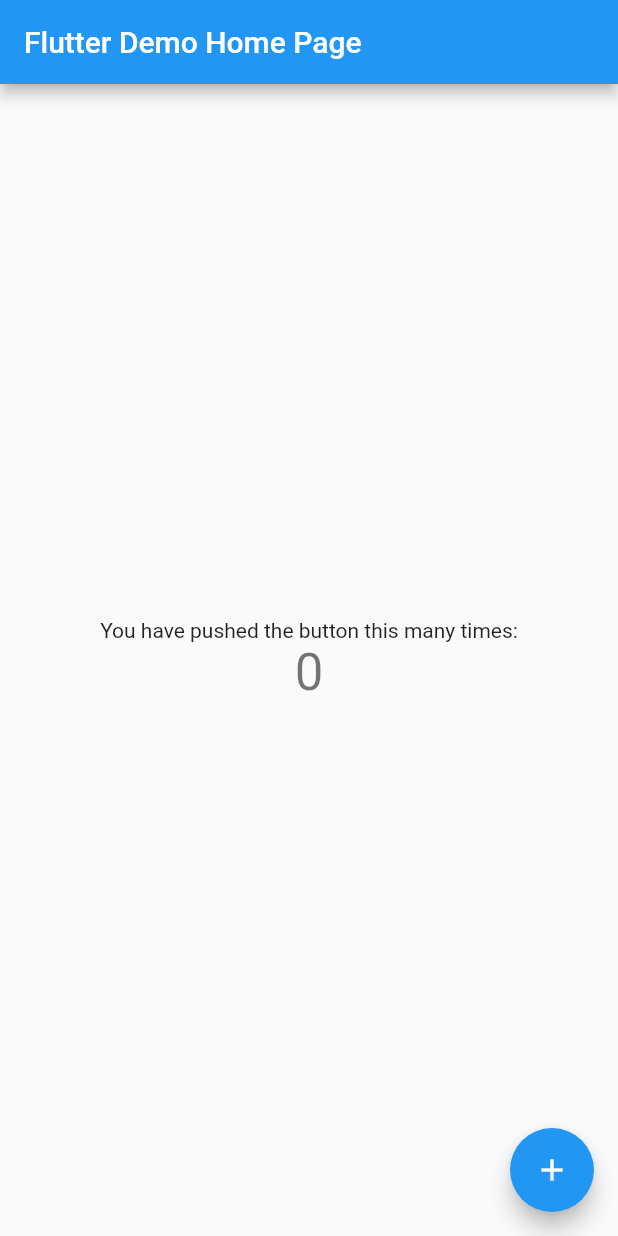
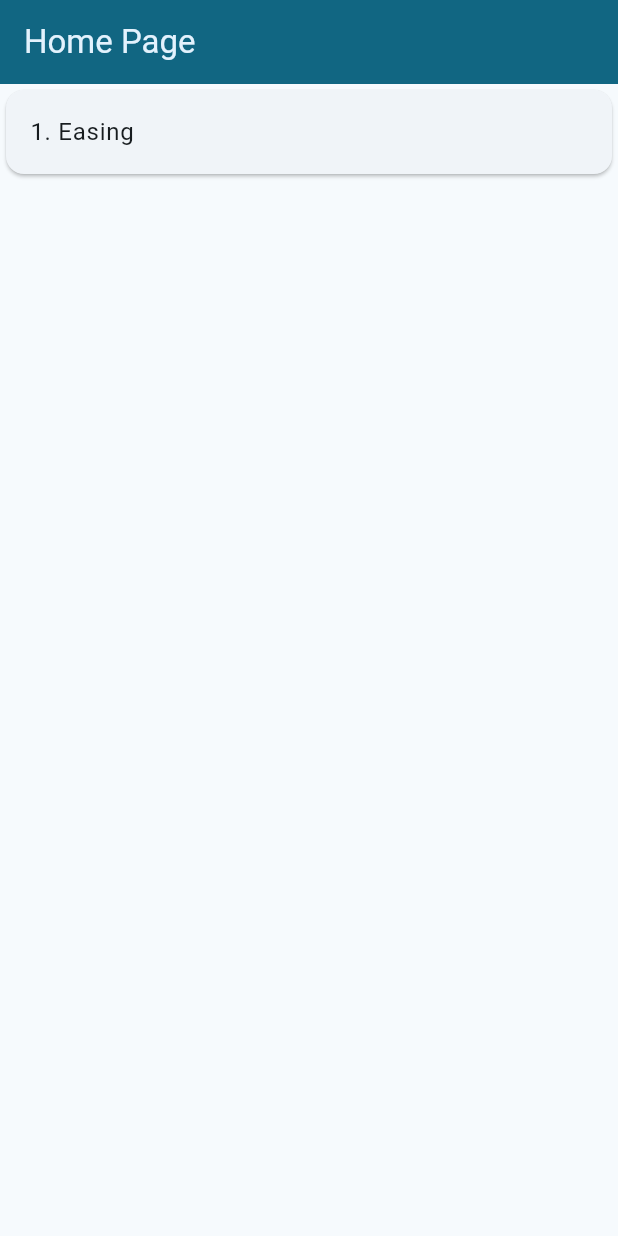
Before and after one commit to ash-valley/flutter_12uiux, a Flutter app: the screen it shows after launch, on a phone screen of 412 x 824 dp. Run offline on Flutter 3.47's test engine with Material 2 defaults, Android fonts, the phone set to English and light mode, and no system bars; our stand-ins replace go_router.

Commit message:
feat(all): ベースを作成

```diff
--- /dev/null
+++ b/lib/common/scaffold.dart
@@ -0,0 +1,43 @@
+import 'package:flutter/material.dart';
+import 'package:go_router/go_router.dart';
+
+class MyScaffold extends StatelessWidget {
+  const MyScaffold({
+    super.key,
+    required this.title,
+    required this.body,
+  });
+
+  final String title;
+  final Widget body;
+
+  @override
+  Widget build(BuildContext context) {
+    final location = GoRouter.of(context).location;
+    return Scaffold(
+      appBar: AppBar(
+        title: Text(
+          title,
+          style: TextStyle(
+            color: Theme.of(context).secondaryHeaderColor,
+          ),
+        ),
+        backgroundColor: Theme.of(context).primaryColor,
+        leading: location == '/'
+            ? null
+            : TextButton.icon(
+                onPressed: () => context.pop(),
+                icon: const Icon(Icons.arrow_back_ios),
+                label: const Text(''),
+                style: ButtonStyle(
+                  foregroundColor: MaterialStateProperty.all<Color>(
+                    Theme.of(context).secondaryHeaderColor,
+                  ),
+                ),
+              ),
+      ),
+      body: body,
+    );
+    ;
+  }
+}
--- /dev/null
+++ b/lib/extensions/list_map_with_index.dart
@@ -0,0 +1,4 @@
+extension ListEx<E> on List<E> {
+  Iterable<T> mapWithIndex<T>(T Function(E element, int index) toElement) =>
+      asMap().entries.map((e) => toElement(e.value, e.key));
+}
--- /dev/null
+++ b/lib/home.dart
@@ -0,0 +1,27 @@
+import 'package:flutter/material.dart';
+import 'package:flutter_12uiux/router.dart';
+import 'package:go_router/go_router.dart';
+
+import 'common/scaffold.dart';
+
+class HomePage extends StatelessWidget {
+  const HomePage({super.key});
+
+  @override
+  Widget build(BuildContext context) {
+    return MyScaffold(
+      title: 'Home Page',
+      body: ListView.builder(
+          itemCount: pageList.length,
+          itemBuilder: (context, index) {
+            final page = pageList[index];
+            return Card(
+              child: ListTile(
+                title: Text("${index + 1}. ${page.title}"),
+                onTap: () => context.go('/${page.path}'),
+              ),
+            );
+          }),
+    );
+  }
+}
--- a/lib/main.dart
+++ b/lib/main.dart
@@ -1,4 +1,5 @@
 import 'package:flutter/material.dart';
+import 'package:flutter_12uiux/router.dart';
 
 void main() {
   runApp(const MyApp());
@@ -7,109 +8,15 @@ void main() {
 class MyApp extends StatelessWidget {
   const MyApp({super.key});
 
-  // This widget is the root of your application.
   @override
   Widget build(BuildContext context) {
-    return MaterialApp(
+    return MaterialApp.router(
       title: 'Flutter Demo',
       theme: ThemeData(
-        // This is the theme of your application.
-        //
-        // Try running your application with "flutter run". You'll see the
-        // application has a blue toolbar. Then, without quitting the app, try
-        // changing the primarySwatch below to Colors.green and then invoke
-        // "hot reload" (press "r" in the console where you ran "flutter run",
-        // or simply save your changes to "hot reload" in a Flutter IDE).
-        // Notice that the counter didn't reset back to zero; the application
-        // is not restarted.
-        primarySwatch: Colors.blue,
+        useMaterial3: true,
+        colorSchemeSeed: Colors.blueGrey,
       ),
-      home: const MyHomePage(title: 'Flutter Demo Home Page'),
+      routerConfig: router,
     );
   }
 }
-
-class MyHomePage extends StatefulWidget {
-  const MyHomePage({super.key, required this.title});
-
-  // This widget is the home page of your application. It is stateful, meaning
-  // that it has a State object (defined below) that contains fields that affect
-  // how it looks.
-
-  // This class is the configuration for the state. It holds the values (in this
-  // case the title) provided by the parent (in this case the App widget) and
-  // used by the build method of the State. Fields in a Widget subclass are
-  // always marked "final".
-
-  final String title;
-
-  @override
-  State<MyHomePage> createState() => _MyHomePageState();
-}
-
-class _MyHomePageState extends State<MyHomePage> {
-  int _counter = 0;
-
-  void _incrementCounter() {
-    setState(() {
-      // This call to setState tells the Flutter framework that something has
-      // changed in this State, which causes it to rerun the build method below
-      // so that the display can reflect the updated values. If we changed
-      // _counter without calling setState(), then the build method would not be
-      // called again, and so nothing would appear to happen.
-      _counter++;
-    });
-  }
-
-  @override
-  Widget build(BuildContext context) {
-    // This method is rerun every time setState is called, for instance as done
-    // by the _incrementCounter method above.
-    //
-    // The Flutter framework has been optimized to make rerunning build methods
-    // fast, so that you can just rebuild anything that needs updating rather
-    // than having to individually change instances of widgets.
-    return Scaffold(
-      appBar: AppBar(
-        // Here we take the value from the MyHomePage object that was created by
-        // the App.build method, and use it to set our appbar title.
-        title: Text(widget.title),
-      ),
-      body: Center(
-        // Center is a layout widget. It takes a single child and positions it
-        // in the middle of the parent.
-        child: Column(
-          // Column is also a layout widget. It takes a list of children and
-          // arranges them vertically. By default, it sizes itself to fit its
-          // children horizontally, and tries to be as tall as its parent.
-          //
-          // Invoke "debug painting" (press "p" in the console, choose the
-          // "Toggle Debug Paint" action from the Flutter Inspector in Android
-          // Studio, or the "Toggle Debug Paint" command in Visual Studio Code)
-          // to see the wireframe for each widget.
-          //
-          // Column has various properties to control how it sizes itself and
-          // how it positions its children. Here we use mainAxisAlignment to
-          // center the children vertically; the main axis here is the vertical
-          // axis because Columns are vertical (the cross axis would be
-          // horizontal).
-          mainAxisAlignment: MainAxisAlignment.center,
-          children: <Widget>[
-            const Text(
-              'You have pushed the button this many times:',
-            ),
-            Text(
-              '$_counter',
-              style: Theme.of(context).textTheme.headline4,
-            ),
-          ],
-        ),
-      ),
-      floatingActionButton: FloatingActionButton(
-        onPressed: _incrementCounter,
-        tooltip: 'Increment',
-        child: const Icon(Icons.add),
-      ), // This trailing comma makes auto-formatting nicer for build methods.
-    );
-  }
-}
--- /dev/null
+++ b/lib/page/easing.dart
@@ -0,0 +1,30 @@
+import 'package:flutter/material.dart';
+import 'package:flutter_12uiux/common/scaffold.dart';
+
+class Easing extends StatelessWidget {
+  const Easing({
+    super.key,
+    required this.title,
+  });
+
+  final String title;
+
+  @override
+  Widget build(BuildContext context) {
+    return MyScaffold(
+      title: title,
+      body: const Center(
+        child: _Easing(),
+      ),
+    );
+  }
+}
+
+class _Easing extends StatelessWidget {
+  const _Easing({super.key});
+
+  @override
+  Widget build(BuildContext context) {
+    return Text('test');
+  }
+}
--- /dev/null
+++ b/lib/router.dart
@@ -0,0 +1,45 @@
+import 'package:flutter/material.dart';
+import 'package:flutter_12uiux/home.dart';
+import 'package:flutter_12uiux/page/easing.dart';
+import 'package:go_router/go_router.dart';
+import '../extensions/list_map_with_index.dart';
+
+class Page {
+  Page({
+    required this.title,
+    required this.path,
+    required this.widgetBuilder,
+  });
+  final String title;
+  final String path;
+  final Widget Function(String title) widgetBuilder;
+}
+
+final pageList = [
+  Page(
+    title: 'Easing',
+    path: "easing",
+    widgetBuilder: (title) => Easing(
+      title: title,
+    ),
+  ),
+//   Page(path: "/offset&delay", title: "2. Offset & Delay"),
+//   Page(path: "/parenting", title: "3. Parenting"),
+];
+
+final router = GoRouter(
+  routes: [
+    GoRoute(
+      path: "/",
+      builder: (context, state) => const HomePage(),
+      routes: [
+        ...pageList.mapWithIndex(
+          (e, i) => GoRoute(
+            path: e.path,
+            builder: (_, __) => e.widgetBuilder('${i + 1}. ${e.title}'),
+          ),
+        ),
+      ],
+    ),
+  ],
+);
--- a/pubspec.yaml
+++ b/pubspec.yaml
@@ -36,6 +36,7 @@ dependencies:
   # The following adds the Cupertino Icons font to your application.
   # Use with the CupertinoIcons class for iOS style icons.
   cupertino_icons: ^1.0.2
+  go_router: ^5.1.1
 
 dev_dependencies:
   flutter_test:
```
Also changed, not shown: pubspec.lock.
